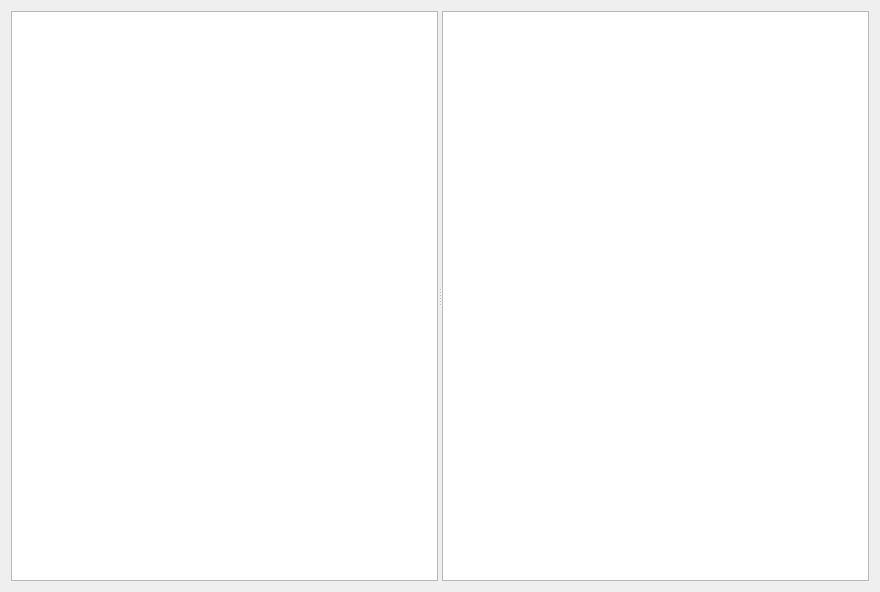
The window that src/forms/attachmentdialog.ui (destr/kmymoney-transactionattach) describes before a commit, drawn with Qt 5.
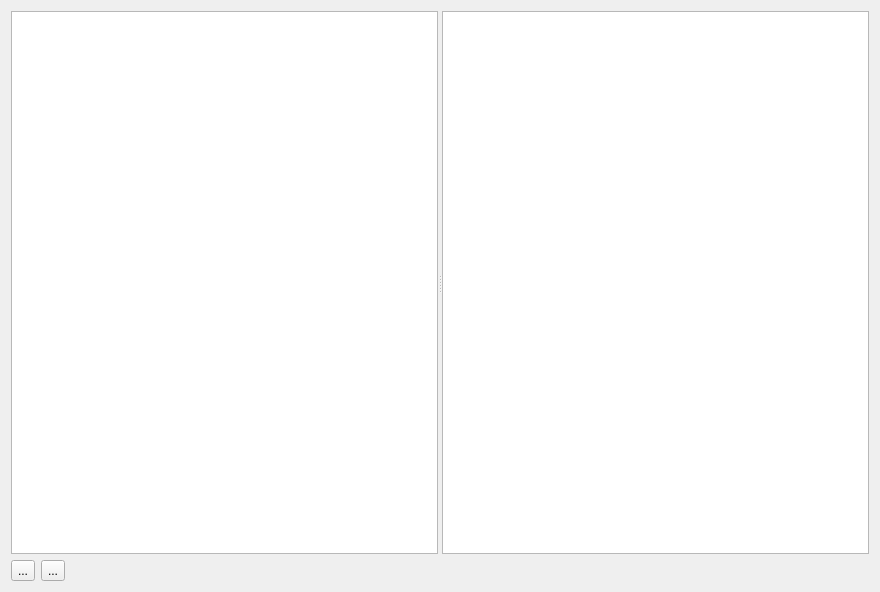
The same window after the commit. Custom widgets are drawn as their Qt base class.

The edit to the form file:
```diff
--- a/src/forms/attachmentdialog.ui
+++ b/src/forms/attachmentdialog.ui
@@ -13,7 +13,7 @@
   <property name="windowTitle">
    <string>Dialog</string>
   </property>
-  <layout class="QVBoxLayout" name="verticalLayout">
+  <layout class="QVBoxLayout" name="verticalLayout" stretch="1,0">
    <item>
     <widget class="QSplitter" name="splitter">
      <property name="orientation">
@@ -23,8 +23,52 @@
      <widget class="QGraphicsView" name="graphicsView"/>
     </widget>
    </item>
+   <item>
+    <layout class="QHBoxLayout" name="horizontalLayout">
+     <item>
+      <widget class="QToolButton" name="toolButtonAdd">
+       <property name="text">
+        <string>...</string>
+       </property>
+      </widget>
+     </item>
+     <item>
+      <widget class="QToolButton" name="toolButtonRemove">
+       <property name="text">
+        <string>...</string>
+       </property>
+      </widget>
+     </item>
+     <item>
+      <spacer name="horizontalSpacer">
+       <property name="orientation">
+        <enum>Qt::Horizontal</enum>
+       </property>
+       <property name="sizeHint" stdset="0">
+        <size>
+         <width>40</width>
+         <height>20</height>
+        </size>
+       </property>
+      </spacer>
+     </item>
+    </layout>
+   </item>
   </layout>
  </widget>
+ <customwidgets>
+  <customwidget>
+   <class>ListViewAttachment</class>
+   <extends>QListView</extends>
+   <header location="global">listviewattachment.h</header>
+  </customwidget>
+ </customwidgets>
+ <tabstops>
+  <tabstop>toolButtonAdd</tabstop>
+  <tabstop>toolButtonRemove</tabstop>
+  <tabstop>listView</tabstop>
+  <tabstop>graphicsView</tabstop>
+ </tabstops>
  <resources/>
  <connections/>
 </ui>
```
Left out of the diff: 19 changed lines with no effect on the pictures.
